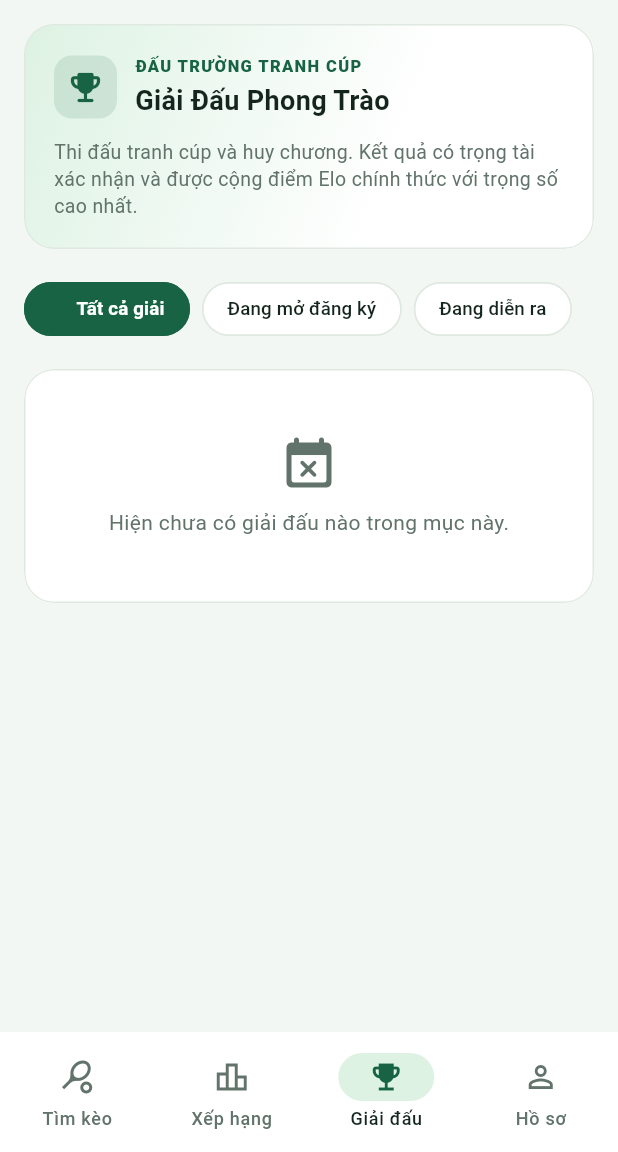
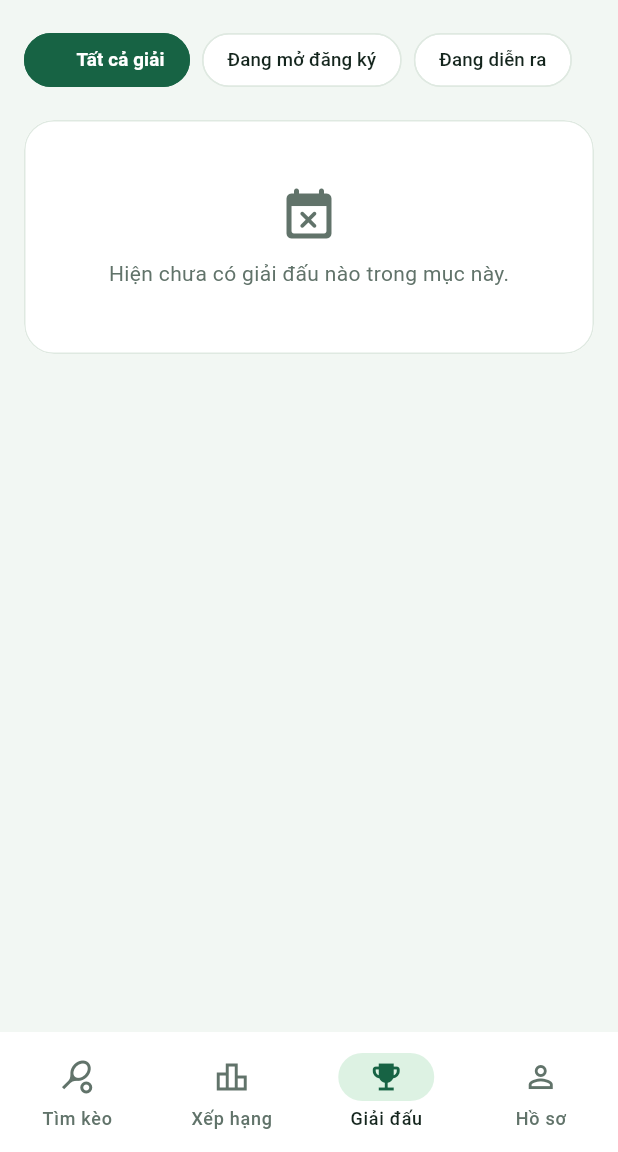
Before and after one commit to plozdev/sportxp, a Flutter app: the SportXpShell screen opened directly, item 3 of the bottom bar chosen, on a phone screen of 412 x 824 dp, the part 84-1236 px from its top. Run offline on Flutter 3.47's test engine with Material 3 defaults, Android fonts, the phone set to English and light mode, and no system bars; our stand-ins replace app_links, qr_flutter, share_plus, supabase_flutter; missing offline and left inert: mobile_scanner; accounts and stored records are empty.

Commit message:
refactor: remove promotional hero banner from TournamentsPage to streamline UI

```diff
--- a/lib/features/tournaments/presentation/tournaments_page.dart
+++ b/lib/features/tournaments/presentation/tournaments_page.dart
@@ -90,64 +90,7 @@ class _TournamentsPageState extends State<TournamentsPage> {
   Widget build(BuildContext context) {
     return PageContent(
       children: [
-        // 1. HERO BANNER: Tập trung vào Vận động viên & Điểm Elo chuẩn
-        BentoCard(
-          highlighted: true,
-          child: Column(
-            crossAxisAlignment: CrossAxisAlignment.start,
-            children: [
-              Row(
-                children: [
-                  Container(
-                    padding: const EdgeInsets.all(8),
-                    decoration: BoxDecoration(
-                      color: AppColors.primary.withValues(alpha: 0.12),
-                      borderRadius: BorderRadius.circular(12),
-                    ),
-                    child: const Icon(
-                      Icons.emoji_events_rounded,
-                      size: 26,
-                      color: AppColors.primary,
-                    ),
-                  ),
-                  const SizedBox(width: 12),
-                  const Expanded(
-                    child: Column(
-                      crossAxisAlignment: CrossAxisAlignment.start,
-                      children: [
-                        Text(
-                          'ĐẤU TRƯỜNG TRANH CÚP',
-                          style: TextStyle(
-                            fontSize: 11,
-                            fontWeight: FontWeight.w800,
-                            letterSpacing: 0.9,
-                            color: AppColors.primary,
-                          ),
-                        ),
-                        SizedBox(height: 2),
-                        Text(
-                          'Giải Đấu Phong Trào',
-                          style: TextStyle(
-                            fontSize: 18,
-                            fontWeight: FontWeight.bold,
-                            color: AppColors.text,
-                          ),
-                        ),
-                      ],
-                    ),
-                  ),
-                ],
-              ),
-              const SizedBox(height: 12),
-              const Text(
-                'Thi đấu tranh cúp và huy chương. Kết quả có trọng tài xác nhận và được cộng điểm Elo chính thức với trọng số cao nhất.',
-                style: TextStyle(fontSize: 13, color: AppColors.muted, height: 1.4),
-              ),
-            ],
-          ),
-        ),
-
-        // 2. BỘ LỌC TRẠNG THÁI (Filter Pills)
+        // 1. BỘ LỌC TRẠNG THÁI (Filter Pills)
         SingleChildScrollView(
           scrollDirection: Axis.horizontal,
           child: Row(
```
Also changed, not shown: 1 other file.
